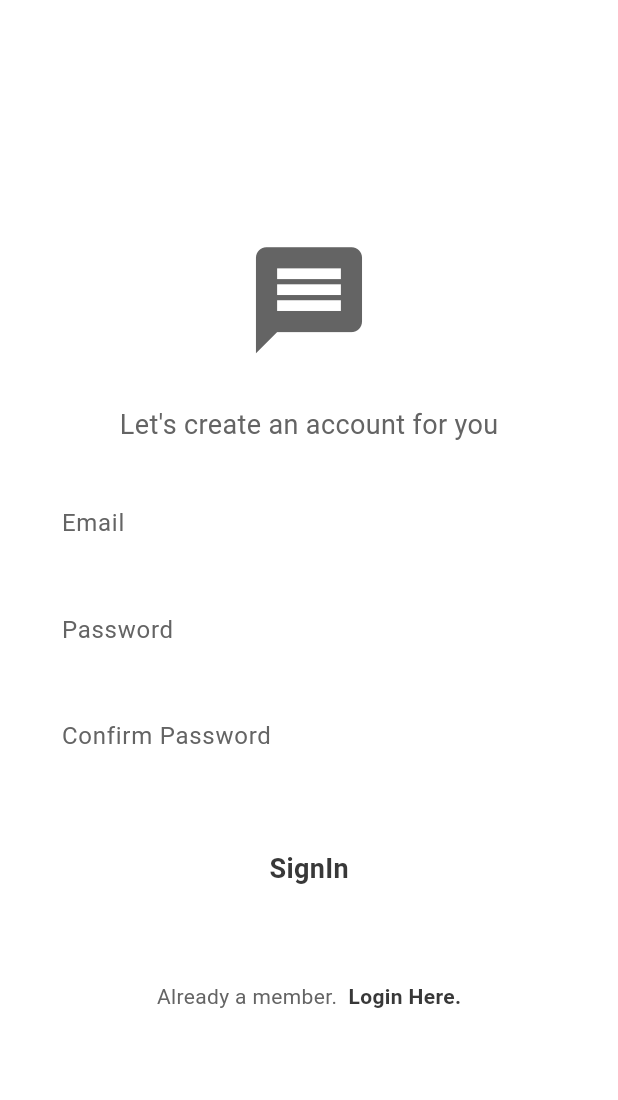
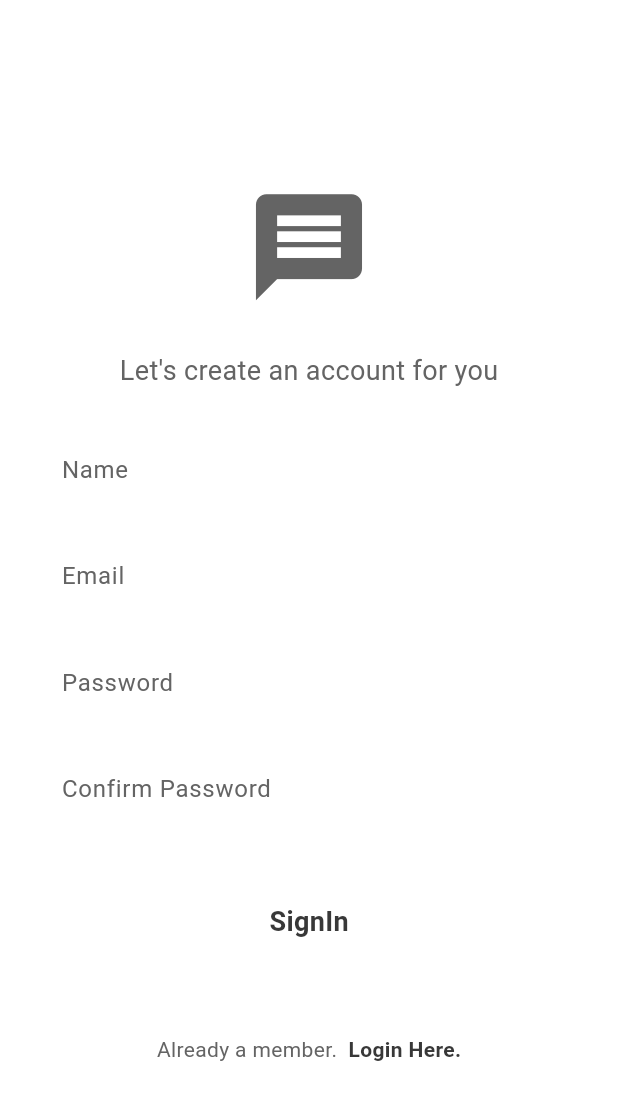
Before and after one commit to H4R1-4926/Chat_Demo_App, a Flutter app: the screen it shows after launch, after a tap on "Register Here.", on a phone screen of 412 x 824 dp. Shown: the top 1100 px of the screen. Run offline on Flutter 3.47's test engine with Material 3 defaults, Android fonts, the phone set to English and light mode, and no system bars; our stand-ins replace bloc, cloud_firestore, firebase_auth, firebase_core, flutter_bloc, freezed_annotation and 3 more; accounts and stored records are empty.

Commit message:
updated the version and some changes on theme

```diff
--- a/lib/Domain/User/user_model/user_model.dart
+++ b/lib/Domain/User/user_model/user_model.dart
@@ -8,6 +8,7 @@ class UserModel with _$UserModel {
   factory UserModel({
     String? id,
     String? email,
+    String? name,
     String? password,
   }) = _UserModel;
 
--- a/lib/Infrastructure/User/user_repository.dart
+++ b/lib/Infrastructure/User/user_repository.dart
@@ -25,6 +25,7 @@ class UserLog implements IUserRepo {
             .doc(user!.uid)
             .set({
           'id': user!.uid,
+          'name': model.name,
           'email': model.email,
           'password': model.password
         });
--- a/lib/Presentation/Login/login.dart
+++ b/lib/Presentation/Login/login.dart
@@ -3,7 +3,6 @@ import 'package:chat_app_demo/Infrastructure/User/user_repository.dart';
 import 'package:chat_app_demo/Presentation/SignIn/signin.dart';
 import 'package:chat_app_demo/Presentation/Splash/splash.dart';
 import 'package:flutter/material.dart';
-import 'package:flutter/widgets.dart';
 import 'package:get/get.dart';
 
 class LoginPage extends StatelessWidget {
@@ -33,7 +32,7 @@ class LoginPage extends StatelessWidget {
             height: 20,
           ),
           const Text(
-            'Welcome Back',
+            'Welcome',
             style: TextStyle(color: kGrey, fontSize: 18),
           ),
           const SizedBox(
@@ -74,13 +73,6 @@ class LoginPage extends StatelessWidget {
                   border: OutlineInputBorder(
                       borderSide: BorderSide.none,
                       borderRadius: BorderRadius.circular(15))),
-            ),
-          ),
-          const Padding(
-            padding: EdgeInsets.only(left: 235, top: 8),
-            child: Text(
-              'Forget Password?',
-              style: TextStyle(fontSize: 15),
             ),
           ),
           const SizedBox(
--- a/lib/Presentation/Settings/settings.dart
+++ b/lib/Presentation/Settings/settings.dart
@@ -13,12 +13,12 @@ class SettingsPage extends StatelessWidget {
   Widget build(BuildContext context) {
     return Scaffold(
       appBar: AppBar(
+        backgroundColor: const Color.fromARGB(255, 7, 101, 179),
         title: const Text(
           'SETTINGS',
-          style: TextStyle(color: kGrey, letterSpacing: 5),
+          style: TextStyle(letterSpacing: 5),
         ),
-        forceMaterialTransparency: true,
-        foregroundColor: kDarkGrey,
+        foregroundColor: kWhite,
         centerTitle: true,
       ),
       drawer: DrawerWidget(
--- a/lib/Presentation/SignIn/signin.dart
+++ b/lib/Presentation/SignIn/signin.dart
@@ -10,6 +10,7 @@ import '../Splash/splash.dart';
 class SignInPage extends StatelessWidget {
   SignInPage({super.key});
 
+  final TextEditingController nameController = TextEditingController();
   final TextEditingController emailController = TextEditingController();
   final TextEditingController passController = TextEditingController();
   final TextEditingController conPassController = TextEditingController();
@@ -42,7 +43,30 @@ class SignInPage extends StatelessWidget {
           const SizedBox(
             height: 25,
           ),
-          Padding(
+          Flexible(
+            child: Padding(
+              padding: const EdgeInsets.symmetric(horizontal: 25),
+              child: TextFormField(
+                controller: nameController,
+                decoration: InputDecoration(
+                    fillColor: kWhite,
+                    hintText: 'Name',
+                    hintStyle: const TextStyle(color: kGrey),
+                    filled: true,
+                    focusedBorder: OutlineInputBorder(
+                        borderSide: BorderSide(color: kBlack.withOpacity(0.3)),
+                        borderRadius: BorderRadius.circular(15)),
+                    border: OutlineInputBorder(
+                        borderSide: BorderSide.none,
+                        borderRadius: BorderRadius.circular(15))),
+              ),
+            ),
+          ),
+          const SizedBox(
+            height: 15,
+          ),
+          Flexible(
+            child: Padding(
               padding: const EdgeInsets.symmetric(horizontal: 25),
               child: TextFormField(
                 controller: emailController,
@@ -59,10 +83,12 @@ class SignInPage extends StatelessWidget {
                         borderRadius: BorderRadius.circular(15))),
               ),
             ),
+          ),
           const SizedBox(
             height: 15,
           ),
-          Padding(
+          Flexible(
+            child: Padding(
               padding: const EdgeInsets.symmetric(horizontal: 25),
               child: TextFormField(
                 controller: passController,
@@ -79,10 +105,12 @@ class SignInPage extends StatelessWidget {
                         borderRadius: BorderRadius.circular(15))),
               ),
             ),
+          ),
           const SizedBox(
             height: 15,
           ),
-          Padding(
+          Flexible(
+            child: Padding(
               padding: const EdgeInsets.symmetric(horizontal: 25),
               child: TextFormField(
                 controller: conPassController,
@@ -97,6 +125,7 @@ class SignInPage extends StatelessWidget {
                     border: OutlineInputBorder(
                         borderSide: BorderSide.none,
                         borderRadius: BorderRadius.circular(15))),
+              ),
             ),
           ),
           const SizedBox(
@@ -153,10 +182,14 @@ class SignInPage extends StatelessWidget {
 
   void signIn() {
     final email = emailController.text.trim();
+    final name = nameController.text.trim();
     final password = passController.text.trim();
 
-    final model = UserModel(email: email, password: password);
-    if (email.isNotEmpty || password.isNotEmpty) {
+    final model = UserModel(email: email, password: password, name: name);
+    if (email.isNotEmpty ||
+        password.isNotEmpty ||
+        name.isNotEmpty ||
+        conPassController.text.isNotEmpty) {
       UserLog().signInUser(email: email, password: password, model: model);
       Get.to(() => const SplashSreen());
     } else {
--- a/lib/Presentation/Widget/widgets.dart
+++ b/lib/Presentation/Widget/widgets.dart
@@ -83,7 +83,7 @@ class DrawerWidget extends StatelessWidget {
             ),
           ),
           Padding(
-            padding: const EdgeInsets.only(top: 480),
+            padding: const EdgeInsets.symmetric(vertical: 35),
             child: GestureDetector(
               onTap: () {
                 UserLog().logOut();
```
Also changed, not shown: lib/Presentation/ChatPage/chat_bubble.dart (+13 -6 lines), lib/Presentation/ChatPage/chat_page.dart (+6 -4 lines), lib/Presentation/HomePage/homepage.dart (+7 -7 lines), lib/Domain/User/user_model/user_model.freezed.dart, lib/Domain/User/user_model/user_model.g.dart, pubspec.lock, 1 other file. Lines whose indentation alone changed are shown as unchanged.
